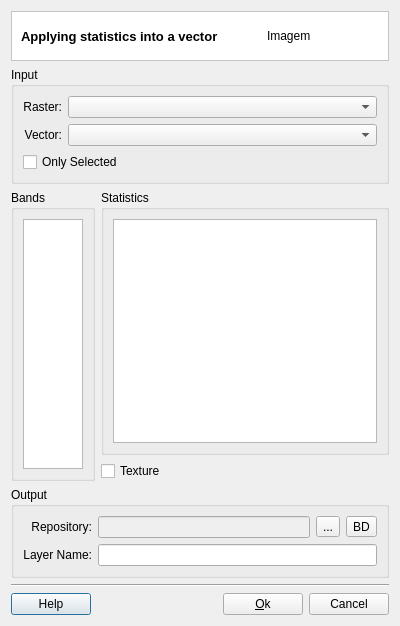
This is src/terralib/attributefill/qt/ui/RasterToVectorDialogForm.ui in claudiobogossian/terralib5 as Qt 5 draws it before an edit. The edited form follows.
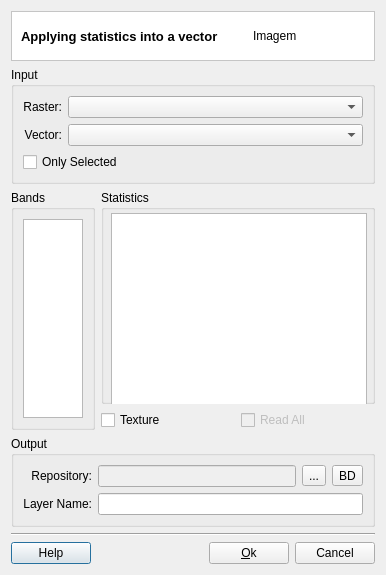
This is the edited form. Custom widgets are drawn as their Qt base class.

Commit message: Raster to Vector - Add a checkbox "readAll" to compute min/max pixel value of a raster.

Patch:
```diff
--- a/src/terralib/attributefill/qt/ui/RasterToVectorDialogForm.ui
+++ b/src/terralib/attributefill/qt/ui/RasterToVectorDialogForm.ui
@@ -6,16 +6,16 @@
    <rect>
     <x>0</x>
     <y>0</y>
-    <width>400</width>
-    <height>626</height>
+    <width>386</width>
+    <height>575</height>
    </rect>
   </property>
   <property name="windowTitle">
    <string>Raster to Vector</string>
   </property>
-  <layout class="QGridLayout" name="gridLayout_20">
+  <layout class="QGridLayout" name="gridLayout_17">
    <item row="0" column="0">
-    <layout class="QGridLayout" name="gridLayout_19">
+    <layout class="QGridLayout" name="gridLayout_16">
      <item row="0" column="0">
       <widget class="QFrame" name="frame_2">
        <property name="styleSheet">
@@ -155,9 +155,7 @@
       </widget>
      </item>
      <item row="2" column="0">
-      <layout class="QGridLayout" name="gridLayout_17" columnstretch="0,1">
-       <item row="0" column="0">
-        <layout class="QGridLayout" name="gridLayout_16" rowstretch="0">
+      <layout class="QGridLayout" name="gridLayout_6">
          <item row="0" column="0">
           <widget class="QGroupBox" name="m_bandsGroupBox">
            <property name="sizePolicy">
@@ -186,18 +184,22 @@
            </layout>
           </widget>
          </item>
-        </layout>
-       </item>
        <item row="0" column="1">
         <layout class="QGridLayout" name="gridLayout_15">
-         <item row="0" column="0">
+         <item row="0" column="0" colspan="2">
           <widget class="QGroupBox" name="m_statisticsGroupBox">
            <property name="title">
             <string>Statistics</string>
            </property>
-           <layout class="QGridLayout" name="gridLayout_6">
-            <item row="0" column="0">
              <widget class="QListWidget" name="m_statisticsListWidget">
+            <property name="geometry">
+             <rect>
+              <x>10</x>
+              <y>23</y>
+              <width>256</width>
+              <height>192</height>
+             </rect>
+            </property>
               <property name="maximumSize">
                <size>
                 <width>16777215</width>
@@ -208,8 +210,6 @@
                <enum>QAbstractItemView::MultiSelection</enum>
               </property>
              </widget>
-            </item>
-           </layout>
           </widget>
          </item>
          <item row="1" column="0">
@@ -219,6 +219,16 @@
            </property>
           </widget>
          </item>
+         <item row="1" column="1">
+          <widget class="QCheckBox" name="m_readAllCheckBox">
+           <property name="enabled">
+            <bool>false</bool>
+           </property>
+           <property name="text">
+            <string>Read All</string>
+           </property>
+          </widget>
+         </item>
         </layout>
        </item>
       </layout>
```
Lines whose indentation alone changed are shown as unchanged. The commit also changes 4 other files.
